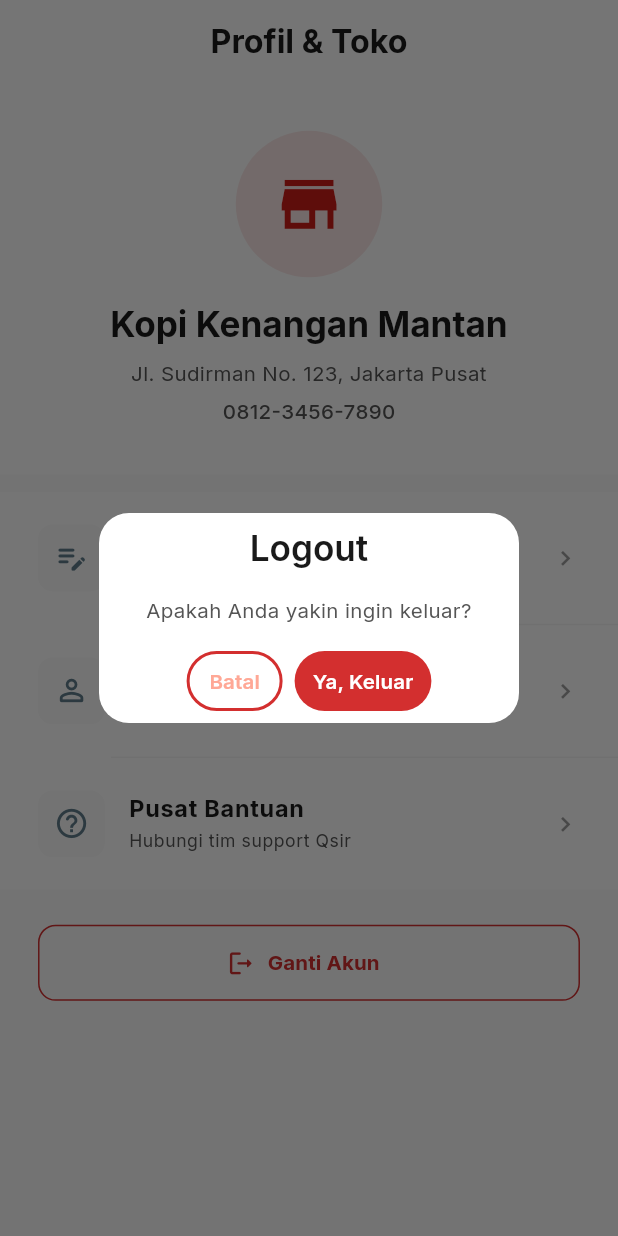
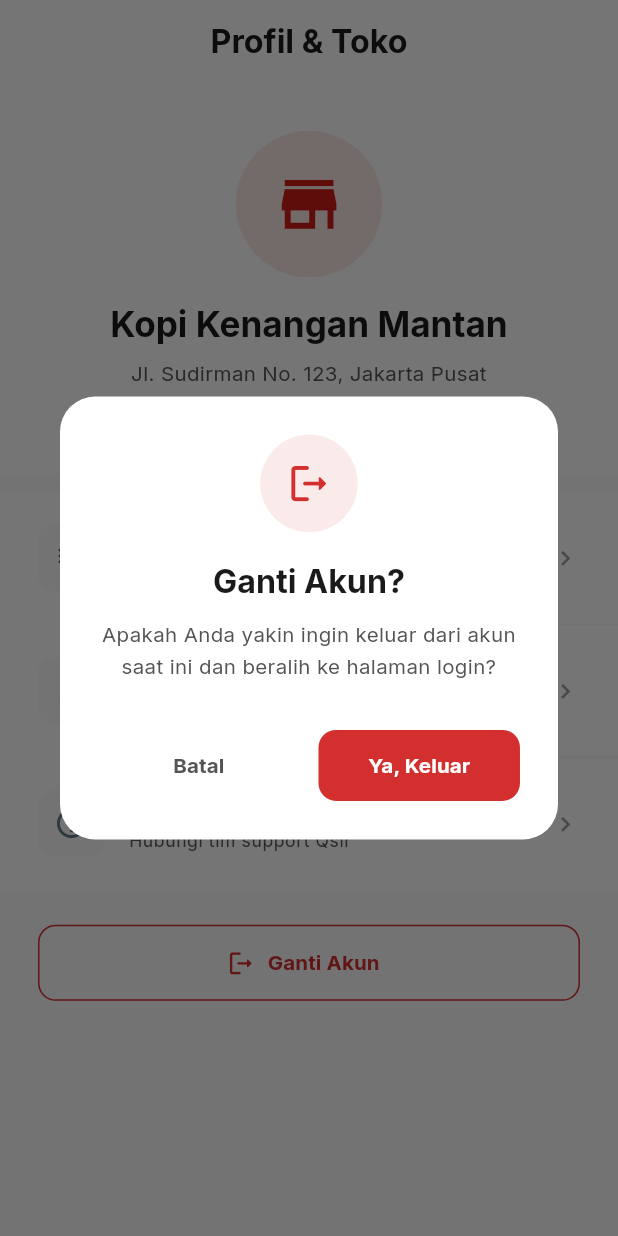
Before and after one commit to Ibnuard/qsir_app, a Flutter app: the ProfilePage screen opened directly, after a tap on "Ganti Akun", on a phone screen of 412 x 824 dp. Run offline on Flutter 3.47's test engine with Material 3 defaults, Android fonts, the phone set to English and light mode, and no system bars; our stand-ins replace flutter_screenutil, get, google_fonts.

Commit message:
refactor: Replace default logout dialog with a custom-styled confirmation dialog.

```diff
--- a/lib/presentation/pages/owner/profile/profile_page.dart
+++ b/lib/presentation/pages/owner/profile/profile_page.dart
@@ -156,19 +156,7 @@
         width: double.infinity,
         height: 52.h,
         child: OutlinedButton.icon(
-          onPressed: () {
-            Get.defaultDialog(
-              title: "Logout",
-              middleText: "Apakah Anda yakin ingin keluar?",
-              textCancel: "Batal",
-              textConfirm: "Ya, Keluar",
-              confirmTextColor: Colors.white,
-              buttonColor: AppColors.error,
-              onConfirm: () {
-                Get.offAllNamed(AppRoutes.login);
-              },
-            );
-          },
+          onPressed: () => _showLogoutDialog(context),
           icon: Icon(Icons.logout_rounded, color: AppColors.error, size: 20.sp),
           label: Text(
             "Ganti Akun",
@@ -187,4 +175,91 @@
       ),
     );
   }
+
+  void _showLogoutDialog(BuildContext context) {
+    Get.dialog(
+      Dialog(
+        shape: RoundedRectangleBorder(
+          borderRadius: BorderRadius.circular(24.r),
+        ),
+        child: Padding(
+          padding: EdgeInsets.all(24.w),
+          child: Column(
+            mainAxisSize: MainAxisSize.min,
+            children: [
+              Container(
+                padding: EdgeInsets.all(16.w),
+                decoration: BoxDecoration(
+                  color: AppColors.error.withValues(alpha: 0.1),
+                  shape: BoxShape.circle,
+                ),
+                child: Icon(
+                  Icons.logout_rounded,
+                  color: AppColors.error,
+                  size: 32.sp,
+                ),
+              ),
+              SizedBox(height: 20.h),
+              Text(
+                "Ganti Akun?",
+                style: context.textTheme.titleLarge?.copyWith(
+                  fontWeight: FontWeight.bold,
+                ),
+              ),
+              SizedBox(height: 12.h),
+              Text(
+                "Apakah Anda yakin ingin keluar dari akun saat ini dan beralih ke halaman login?",
+                textAlign: TextAlign.center,
+                style: context.textTheme.bodyMedium?.copyWith(
+                  color: AppColors.textSecondary,
+                ),
+              ),
+              SizedBox(height: 32.h),
+              Row(
+                children: [
+                  Expanded(
+                    child: TextButton(
+                      onPressed: () => Get.back(),
+                      style: TextButton.styleFrom(
+                        padding: EdgeInsets.symmetric(vertical: 14.h),
+                        shape: RoundedRectangleBorder(
+                          borderRadius: BorderRadius.circular(12.r),
+                        ),
+                      ),
+                      child: Text(
+                        "Batal",
+                        style: TextStyle(
+                          color: AppColors.textSecondary,
+                          fontWeight: FontWeight.bold,
+                        ),
+                      ),
+                    ),
+                  ),
+                  SizedBox(width: 12.w),
+                  Expanded(
+                    child: ElevatedButton(
+                      onPressed: () => Get.offAllNamed(AppRoutes.login),
+                      style: ElevatedButton.styleFrom(
+                        backgroundColor: AppColors.error,
+                        foregroundColor: Colors.white,
+                        elevation: 0,
+                        padding: EdgeInsets.symmetric(vertical: 14.h),
+                        shape: RoundedRectangleBorder(
+                          borderRadius: BorderRadius.circular(12.r),
+                        ),
+                      ),
+                      child: const Text(
+                        "Ya, Keluar",
+                        style: TextStyle(fontWeight: FontWeight.bold),
+                      ),
+                    ),
+                  ),
+                ],
+              ),
+            ],
+          ),
+        ),
+      ),
+    );
+  }
 }
```
